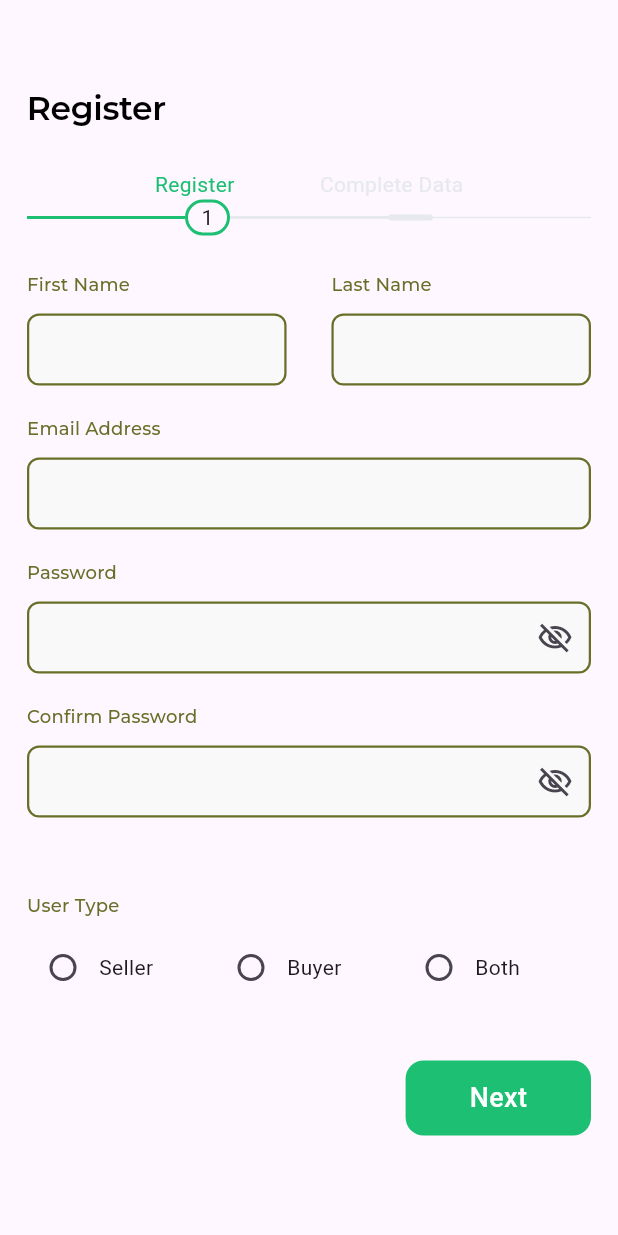
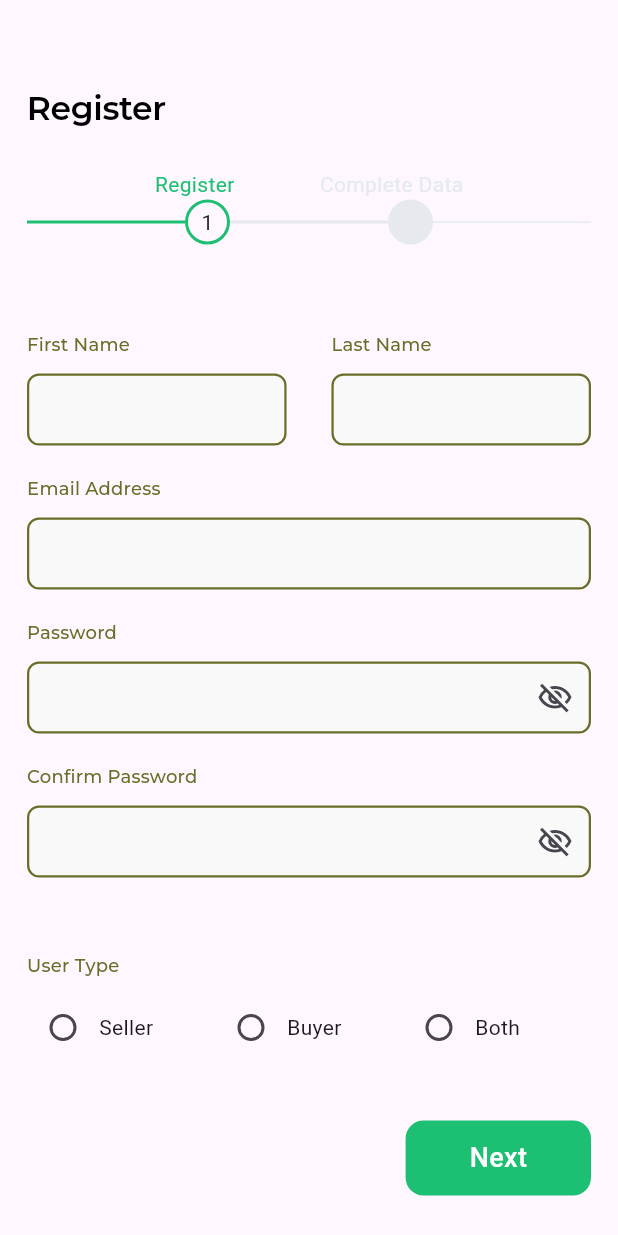
Before and after one commit to moaliahmed/kafill, a Flutter app: the RegisterView screen opened by its route, on a phone screen of 412 x 824 dp. Run offline on Flutter 3.47's test engine with Material 3 defaults, Android fonts, the phone set to English and light mode, and no system bars; our stand-ins replace flutter_svg.

Commit message:
second commit

```diff
--- a/lib/login/presentation/components/button_component.dart
+++ b/lib/login/presentation/components/button_component.dart
@@ -1,5 +1,3 @@
-import 'dart:ffi';
-
 import 'package:flutter/material.dart';
 
 import '../../../core/color_manger.dart';
--- a/lib/login/presentation/components/text_form_component.dart
+++ b/lib/login/presentation/components/text_form_component.dart
@@ -16,12 +16,18 @@ class TextFormComponent extends StatefulWidget {
 }
 
 class _TextFormComponentState extends State<TextFormComponent> {
-  bool _passwordVisible = false;
+  late bool _passwordVisible;
+
+  @override
+  void initState() {
+    super.initState();
+    _passwordVisible=!widget.hide;
+  }
 
   @override
   Widget build(BuildContext context) {
     return Container(
-      padding:const EdgeInsets.symmetric(vertical: 10),
+      padding: const EdgeInsets.symmetric(vertical: 10),
       width: MediaQuery.of(context).size.width,
       child: Column(
         crossAxisAlignment: CrossAxisAlignment.start,
--- a/lib/login/presentation/screans/register_part_one_view.dart
+++ b/lib/login/presentation/screans/register_part_one_view.dart
@@ -1,5 +1,6 @@
 import 'package:flutter/material.dart';
 import '../../../core/color_manger.dart';
+import '../../../core/routes_manager.dart';
 import '../../../core/string_manager.dart';
 import '../components/button_component.dart';
 import '../components/text_form_component.dart';
@@ -38,10 +39,11 @@ class _RegisterViewState extends State<RegisterView> {
                 Padding(
                   padding: const EdgeInsets.symmetric(vertical: 28.0),
                   child: SizedBox(
-                    height: 30,
+                    height: 70,
                     width: MediaQuery.of(context).size.width,
                     child: Column(
-                      children: [ Row(
+                      children: [
+                        Row(
                           children: [
                             const Spacer(flex: 3),
                             Text(
@@ -60,10 +62,12 @@ class _RegisterViewState extends State<RegisterView> {
                           children: [
                             Expanded(
                               child: Divider(
-                                  color: ColorManager.primary_900, thickness: 2),
+                                  color: ColorManager.primary_900,
+                                  thickness: 2),
                             ),
                             Container(
                               width: 30,
+                              height: 30,
                               decoration: BoxDecoration(
                                 borderRadius: BorderRadius.circular(999),
                                 border: Border.all(
@@ -79,6 +83,7 @@ class _RegisterViewState extends State<RegisterView> {
                             ),
                             Container(
                               width: 30,
+                              height: 30,
                               decoration: BoxDecoration(
                                   borderRadius: BorderRadius.circular(999),
                                   border: Border.all(
@@ -185,14 +190,20 @@ class _RegisterViewState extends State<RegisterView> {
                       ),
                     ],
                   ),
-                ),SizedBox(height: 30,),
+                ),
+                SizedBox(
+                  height: 30,
+                ),
                 Row(
                   mainAxisAlignment: MainAxisAlignment.end,
                   children: [
                     ButtonComponent(
                       width: MediaQuery.of(context).size.width * .3,
                       title: AppString.next,
-                      function: () {},
+                      function: () {
+                        Navigator.of(context)
+                            .restorablePushNamed(Routes.registerPartTwoRoute);
+                      },
                     ),
                   ],
                 ),
--- a/lib/src/app_root.dart
+++ b/lib/src/app_root.dart
@@ -9,7 +9,7 @@ class AppRoot extends StatelessWidget {
   Widget build(BuildContext context) {
     return  MaterialApp(
       debugShowCheckedModeBanner: false,
-      initialRoute: Routes.registerPartTwoRoute,
+      initialRoute: Routes.loginRoute,
       onGenerateRoute: RouteGenerator.getRoutes,
       theme: getApplicationTheme() ,
     );
```
Also changed, not shown: lib/login/presentation/screans/login_view.dart (+17 -3 lines), lib/login/presentation/screans/register_part_two_view.dart (+4 -4 lines). Lines whose indentation alone changed are shown as unchanged.
